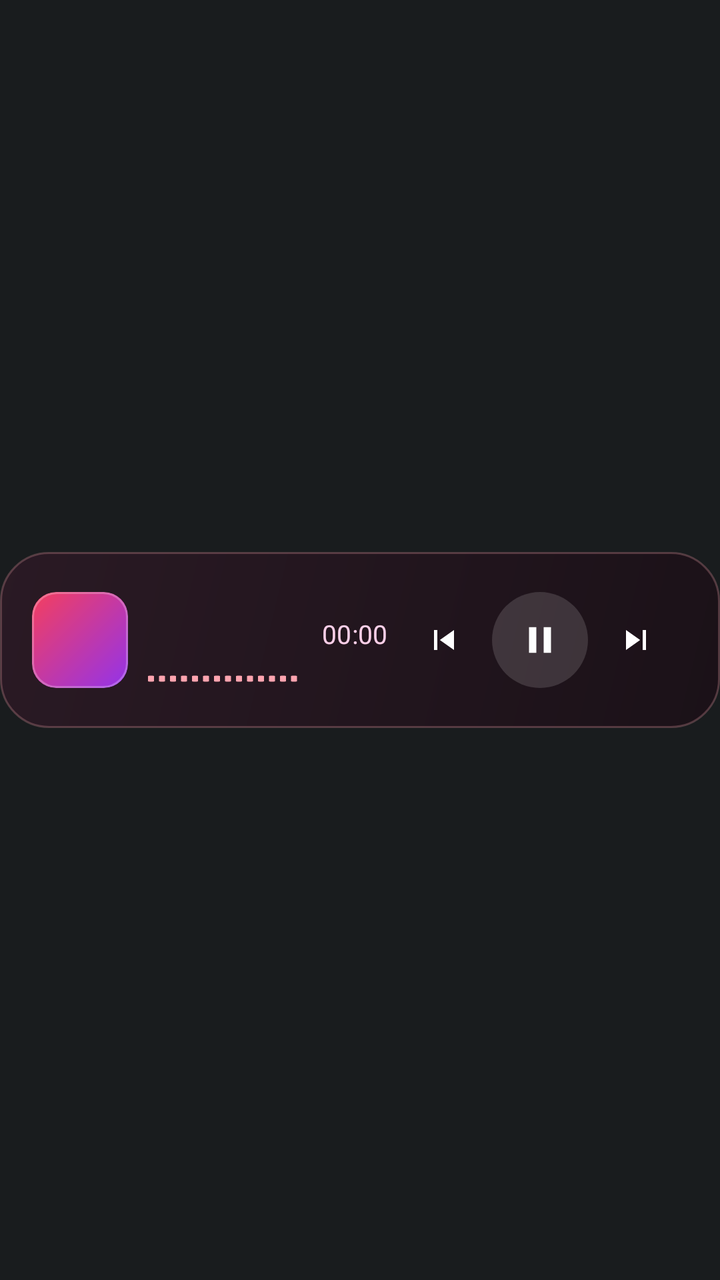
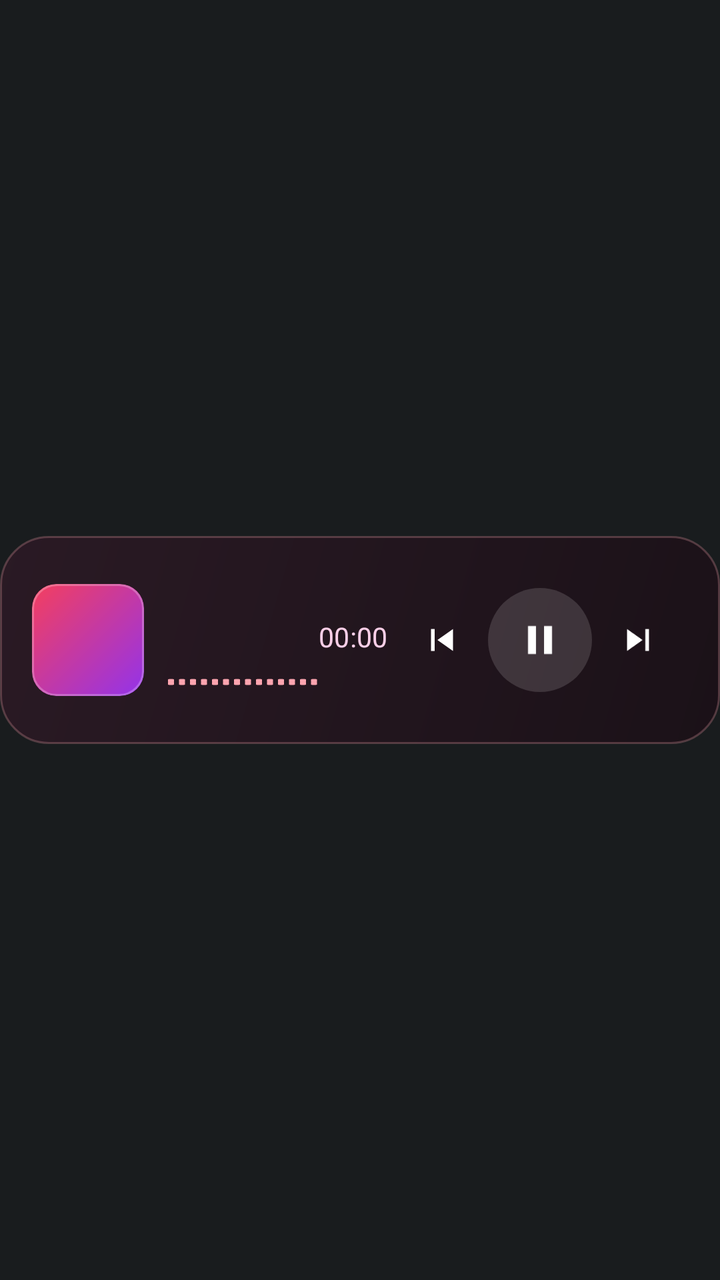

Compare the two renders of this Android layout. The source of the first and the diff that turns it into the second are given below.
<!-- AndroidManifest.xml: application theme Theme.AtAGlancePlus -->
<!-- res/layout/card_media.xml -->
<?xml version="1.0" encoding="utf-8"?>
<FrameLayout xmlns:android="http://schemas.android.com/apk/res/android"
    android:id="@+id/card_root"
    style="@style/AagCardRoot">

    <LinearLayout
        android:id="@+id/card_body"
        style="@style/AagCardBody"
        android:background="@drawable/card_bg_media"
        android:gravity="center_vertical"
        android:orientation="horizontal">

        <FrameLayout
            android:layout_width="48dp"
            android:layout_height="48dp">

            <ImageView
                android:id="@+id/media_art"
                android:layout_width="48dp"
                android:layout_height="48dp"
                android:background="@drawable/media_art_placeholder"
                android:clipToOutline="true"
                android:contentDescription="@null"
                android:scaleType="centerCrop" />

            <ImageView
                android:id="@+id/media_art_fallback_icon"
                android:layout_width="22dp"
                android:layout_height="22dp"
                android:layout_gravity="center"
                android:contentDescription="@null"
                android:src="@drawable/ic_music_note"
                android:visibility="gone" />

            <ImageView
                android:id="@+id/media_art_border"
                android:layout_width="48dp"
                android:layout_height="48dp"
                android:contentDescription="@null"
                android:src="@drawable/media_art_border" />
        </FrameLayout>

        <LinearLayout
            android:layout_width="0dp"
            android:layout_height="wrap_content"
            android:layout_marginStart="10dp"
            android:layout_weight="1"
            android:orientation="vertical"
            android:paddingEnd="4dp">

            <TextView
                android:id="@+id/media_title"
                style="@style/AagText.Title"
                android:layout_width="match_parent"
                android:layout_height="wrap_content" />

            
            <LinearLayout
                android:layout_width="match_parent"
                android:layout_height="wrap_content"
                android:orientation="horizontal">

                <TextView
                    android:id="@+id/media_detail"
                    style="@style/AagText.Detail"
                    android:layout_width="wrap_content"
                    android:layout_height="wrap_content"
                    android:layout_weight="1"
                    android:textColor="#FFFBCFE8" />

                <Chronometer
                    android:id="@+id/media_time"
                    style="@style/AagText.Detail"
                    android:layout_width="wrap_content"
                    android:layout_height="wrap_content"
                    android:layout_marginStart="6dp"
                    android:textColor="#FFFBCFE8" />
            </LinearLayout>

            <LinearLayout
                android:id="@+id/media_wave_row"
                android:layout_width="match_parent"
                android:layout_height="20dp"
                android:layout_marginTop="4dp"
                android:gravity="center_vertical"
                android:orientation="horizontal">

                <ProgressBar
                    android:id="@+id/media_eq"
                    android:layout_width="75dp"
                    android:layout_height="20dp"
                    android:indeterminate="true"
                    android:indeterminateDrawable="@drawable/avd_media_equalizer"
                    android:indeterminateOnly="true" />

                <ImageView
                    android:id="@+id/media_eq_paused"
                    android:layout_width="75dp"
                    android:layout_height="20dp"
                    android:contentDescription="@null"
                    android:src="@drawable/ic_media_equalizer_paused"
                    android:visibility="gone" />

                <TextView
                    android:id="@+id/media_eq_label"
                    android:layout_width="wrap_content"
                    android:layout_height="wrap_content"
                    android:layout_marginStart="6dp"
                    android:fontFamily="monospace"
                    android:includeFontPadding="false"
                    android:singleLine="true"
                    android:textColor="#FFFDA4AF"
                    android:textSize="10sp" />
            </LinearLayout>

            <ProgressBar
                android:id="@+id/media_track"
                style="@android:style/Widget.Material.ProgressBar.Horizontal"
                android:layout_width="match_parent"
                android:layout_height="3dp"
                android:layout_marginTop="6dp"
                android:max="1000"
                android:progressDrawable="@drawable/media_track_progress"
                android:visibility="gone" />
        </LinearLayout>

        <FrameLayout
            android:id="@+id/media_prev"
            android:layout_width="48dp"
            android:layout_height="48dp"
            android:contentDescription="Previous track">

            <ImageView
                android:id="@+id/media_prev_icon"
                android:layout_width="20dp"
                android:layout_height="20dp"
                android:layout_gravity="center"
                android:contentDescription="@null"
                android:src="@drawable/ic_media_prev" />
        </FrameLayout>

        <FrameLayout
            android:id="@+id/media_play"
            android:layout_width="48dp"
            android:layout_height="48dp"
            android:background="@drawable/media_play_bg"
            android:contentDescription="Play or pause">

            <ImageView
                android:id="@+id/media_play_icon"
                android:layout_width="22dp"
                android:layout_height="22dp"
                android:layout_gravity="center"
                android:contentDescription="@null"
                android:src="@drawable/ic_media_pause" />
        </FrameLayout>

        <FrameLayout
            android:id="@+id/media_next"
            android:layout_width="48dp"
            android:layout_height="48dp"
            android:contentDescription="Next track">

            <ImageView
                android:id="@+id/media_next_icon"
                android:layout_width="20dp"
                android:layout_height="20dp"
                android:layout_gravity="center"
                android:contentDescription="@null"
                android:src="@drawable/ic_media_next" />
        </FrameLayout>
    </LinearLayout>

    
    <ImageView
        android:id="@+id/hold_bar"
        android:layout_width="match_parent"
        android:layout_height="@dimen/card_body_height"
        android:layout_gravity="center_vertical"
        android:contentDescription="@null"
        android:duplicateParentState="true"
        android:scaleType="fitXY"
        android:src="@drawable/hold_bar_red_400" />
</FrameLayout>
<!-- resources referenced by this layout -->
<resources>
  <dimen name="card_body_height">88dp</dimen>
  <!-- drawable media_art_border (drawable) -->
  <?xml version="1.0" encoding="utf-8"?>
  <shape xmlns:android="http://schemas.android.com/apk/res/android" android:shape="rectangle">
      <solid android:color="#00000000" />
      <stroke android:width="1dp" android:color="#40FFFFFF" />
      <corners android:radius="12dp" />
  </shape>
  <!-- drawable media_play_bg (drawable) -->
  <?xml version="1.0" encoding="utf-8"?>
  <shape xmlns:android="http://schemas.android.com/apk/res/android" android:shape="oval">
      <solid android:color="#24FFFFFF" />
  </shape>
  <style name="AagCardRoot">
          <item name="android:layout_width">match_parent</item>
          <item name="android:layout_height">88dp</item>
          <item name="android:clipChildren">false</item>
          <item name="android:clipToPadding">false</item>
      </style>
  <style name="AagText.Detail">
          <item name="android:textSize">13sp</item>
          <item name="android:fontFamily">sans-serif</item>
          <item name="android:lineHeight">17sp</item>
          <item name="android:letterSpacing">0.0077</item>
          <item name="android:textColor">#FFD8E2F0</item>
      </style>
  <style name="AagText.Title">
          <item name="android:textSize">17sp</item>
          <item name="android:fontFamily">sans-serif-medium</item>
          <item name="android:lineHeight">21sp</item>
      </style>
  <style name="Theme.AtAGlancePlus" parent="android:Theme.DeviceDefault.NoActionBar">
          <item name="android:windowLightStatusBar">false</item>
      </style>
  <!-- drawable hold_bar_red_full (drawable) -->
  <?xml version="1.0" encoding="utf-8"?>
  <vector xmlns:android="http://schemas.android.com/apk/res/android"
      android:width="380dp"
      android:height="76dp"
      android:viewportWidth="380"
      android:viewportHeight="76">
      <path
          android:name="ring"
          android:pathData="M190.0,1.25 H356 A22.75,22.75 0 0 1 378.75,24 V52 A22.75,22.75 0 0 1 356,74.75 H24 A22.75,22.75 0 0 1 1.25,52 V24 A22.75,22.75 0 0 1 24,1.25 Z"
          android:strokeColor="#FFF43F5E"
          android:strokeLineCap="round"
          android:strokeWidth="2.5"
          android:trimPathEnd="1" />
  </vector>
  <!-- drawable hold_bar_empty (drawable) -->
  <?xml version="1.0" encoding="utf-8"?>
  <vector xmlns:android="http://schemas.android.com/apk/res/android"
      android:width="380dp"
      android:height="76dp"
      android:viewportWidth="380"
      android:viewportHeight="76">
      <path
          android:name="ring"
          android:pathData="M190.0,1.25 H356 A22.75,22.75 0 0 1 378.75,24 V52 A22.75,22.75 0 0 1 356,74.75 H24 A22.75,22.75 0 0 1 1.25,52 V24 A22.75,22.75 0 0 1 24,1.25 Z"
          android:strokeColor="#00000000"
          android:strokeLineCap="round"
          android:strokeWidth="2.5"
          android:trimPathEnd="0" />
  </vector>
  <!-- drawable hold_bar_red_zero (drawable) -->
  <?xml version="1.0" encoding="utf-8"?>
  <vector xmlns:android="http://schemas.android.com/apk/res/android"
      android:width="380dp"
      android:height="76dp"
      android:viewportWidth="380"
      android:viewportHeight="76">
      <path
          android:name="ring"
          android:pathData="M190.0,1.25 H356 A22.75,22.75 0 0 1 378.75,24 V52 A22.75,22.75 0 0 1 356,74.75 H24 A22.75,22.75 0 0 1 1.25,52 V24 A22.75,22.75 0 0 1 24,1.25 Z"
          android:strokeColor="#FFF43F5E"
          android:strokeLineCap="round"
          android:strokeWidth="2.5"
          android:trimPathEnd="0" />
  </vector>
  <!-- unchanged entries left out for length: 12 -->
</resources>

<!-- the commit's change to res/layout/card_media.xml (unified diff, before → after) -->
@@ -11,13 +11,13 @@
         android:orientation="horizontal">
 
         <FrameLayout
-            android:layout_width="48dp"
-            android:layout_height="48dp">
+            android:layout_width="56dp"
+            android:layout_height="56dp">
 
             <ImageView
                 android:id="@+id/media_art"
-                android:layout_width="48dp"
-                android:layout_height="48dp"
+                android:layout_width="56dp"
+                android:layout_height="56dp"
                 android:background="@drawable/media_art_placeholder"
                 android:clipToOutline="true"
                 android:contentDescription="@null"
@@ -25,8 +25,8 @@
 
             <ImageView
                 android:id="@+id/media_art_fallback_icon"
-                android:layout_width="22dp"
-                android:layout_height="22dp"
+                android:layout_width="26dp"
+                android:layout_height="26dp"
                 android:layout_gravity="center"
                 android:contentDescription="@null"
                 android:src="@drawable/ic_music_note"
@@ -34,8 +34,8 @@
 
             <ImageView
                 android:id="@+id/media_art_border"
-                android:layout_width="48dp"
-                android:layout_height="48dp"
+                android:layout_width="56dp"
+                android:layout_height="56dp"
                 android:contentDescription="@null"
                 android:src="@drawable/media_art_border" />
         </FrameLayout>
@@ -43,7 +43,7 @@
         <LinearLayout
             android:layout_width="0dp"
             android:layout_height="wrap_content"
-            android:layout_marginStart="10dp"
+            android:layout_marginStart="12dp"
             android:layout_weight="1"
             android:orientation="vertical"
             android:paddingEnd="4dp">
@@ -76,6 +76,18 @@
                     android:layout_marginStart="6dp"
                     android:textColor="#FFFBCFE8" />
             </LinearLayout>
+
+            
+            <TextView
+                android:id="@+id/media_album"
+                style="@style/AagText"
+                android:layout_width="match_parent"
+                android:layout_height="wrap_content"
+                android:layout_marginTop="2dp"
+                android:fontFamily="sans-serif-medium"
+                android:textColor="#FFF5B5D4"
+                android:textSize="12sp"
+                android:visibility="gone" />
 
             <LinearLayout
                 android:id="@+id/media_wave_row"
@@ -126,14 +138,14 @@
 
         <FrameLayout
             android:id="@+id/media_prev"
-            android:layout_width="48dp"
-            android:layout_height="48dp"
+            android:layout_width="46dp"
+            android:layout_height="52dp"
             android:contentDescription="Previous track">
 
             <ImageView
                 android:id="@+id/media_prev_icon"
-                android:layout_width="20dp"
-                android:layout_height="20dp"
+                android:layout_width="22dp"
+                android:layout_height="22dp"
                 android:layout_gravity="center"
                 android:contentDescription="@null"
                 android:src="@drawable/ic_media_prev" />
@@ -141,15 +153,15 @@
 
         <FrameLayout
             android:id="@+id/media_play"
-            android:layout_width="48dp"
-            android:layout_height="48dp"
+            android:layout_width="52dp"
+            android:layout_height="52dp"
             android:background="@drawable/media_play_bg"
             android:contentDescription="Play or pause">
 
             <ImageView
                 android:id="@+id/media_play_icon"
-                android:layout_width="22dp"
-                android:layout_height="22dp"
+                android:layout_width="24dp"
+                android:layout_height="24dp"
                 android:layout_gravity="center"
                 android:contentDescription="@null"
                 android:src="@drawable/ic_media_pause" />
@@ -157,14 +169,14 @@
 
         <FrameLayout
             android:id="@+id/media_next"
-            android:layout_width="48dp"
-            android:layout_height="48dp"
+            android:layout_width="46dp"
+            android:layout_height="52dp"
             android:contentDescription="Next track">
 
             <ImageView
                 android:id="@+id/media_next_icon"
-                android:layout_width="20dp"
-                android:layout_height="20dp"
+                android:layout_width="22dp"
+                android:layout_height="22dp"
                 android:layout_gravity="center"
                 android:contentDescription="@null"
                 android:src="@drawable/ic_media_next" />
<!-- resource entries referenced after the edit -->
@@ -1,6 +1,6 @@
 <!-- resources referenced by this layout -->
 <resources>
-  <dimen name="card_body_height">88dp</dimen>
+  <dimen name="card_body_height">104dp</dimen>
   <!-- drawable media_art_border (drawable) -->
   <?xml version="1.0" encoding="utf-8"?>
   <shape xmlns:android="http://schemas.android.com/apk/res/android" android:shape="rectangle">
@@ -15,21 +15,27 @@
   </shape>
   <style name="AagCardRoot">
           <item name="android:layout_width">match_parent</item>
-          <item name="android:layout_height">88dp</item>
+          <item name="android:layout_height">@dimen/card_body_height</item>
           <item name="android:clipChildren">false</item>
           <item name="android:clipToPadding">false</item>
       </style>
+  <style name="AagText">
+          <item name="android:includeFontPadding">false</item>
+          <item name="android:singleLine">true</item>
+          <item name="android:ellipsize">end</item>
+          <item name="android:textColor">#FFFFFFFF</item>
+      </style>
   <style name="AagText.Detail">
-          <item name="android:textSize">13sp</item>
+          <item name="android:textSize">13.5sp</item>
           <item name="android:fontFamily">sans-serif</item>
-          <item name="android:lineHeight">17sp</item>
+          <item name="android:lineHeight">18sp</item>
           <item name="android:letterSpacing">0.0077</item>
           <item name="android:textColor">#FFD8E2F0</item>
       </style>
   <style name="AagText.Title">
-          <item name="android:textSize">17sp</item>
+          <item name="android:textSize">18.5sp</item>
           <item name="android:fontFamily">sans-serif-medium</item>
-          <item name="android:lineHeight">21sp</item>
+          <item name="android:lineHeight">23sp</item>
       </style>
   <style name="Theme.AtAGlancePlus" parent="android:Theme.DeviceDefault.NoActionBar">
           <item name="android:windowLightStatusBar">false</item>
@@ -37,13 +43,13 @@
   <!-- drawable hold_bar_red_full (drawable) -->
   <?xml version="1.0" encoding="utf-8"?>
   <vector xmlns:android="http://schemas.android.com/apk/res/android"
-      android:width="380dp"
-      android:height="76dp"
-      android:viewportWidth="380"
-      android:viewportHeight="76">
+      android:width="420dp"
+      android:height="104dp"
+      android:viewportWidth="420"
+      android:viewportHeight="104">
       <path
           android:name="ring"
-          android:pathData="M190.0,1.25 H356 A22.75,22.75 0 0 1 378.75,24 V52 A22.75,22.75 0 0 1 356,74.75 H24 A22.75,22.75 0 0 1 1.25,52 V24 A22.75,22.75 0 0 1 24,1.25 Z"
+          android:pathData="M210.0,1.25 H396 A22.75,22.75 0 0 1 418.75,24 V80 A22.75,22.75 0 0 1 396,102.75 H24 A22.75,22.75 0 0 1 1.25,80 V24 A22.75,22.75 0 0 1 24,1.25 Z"
           android:strokeColor="#FFF43F5E"
           android:strokeLineCap="round"
           android:strokeWidth="2.5"
@@ -52,13 +58,13 @@
   <!-- drawable hold_bar_empty (drawable) -->
   <?xml version="1.0" encoding="utf-8"?>
   <vector xmlns:android="http://schemas.android.com/apk/res/android"
-      android:width="380dp"
-      android:height="76dp"
-      android:viewportWidth="380"
-      android:viewportHeight="76">
+      android:width="420dp"
+      android:height="104dp"
+      android:viewportWidth="420"
+      android:viewportHeight="104">
       <path
           android:name="ring"
-          android:pathData="M190.0,1.25 H356 A22.75,22.75 0 0 1 378.75,24 V52 A22.75,22.75 0 0 1 356,74.75 H24 A22.75,22.75 0 0 1 1.25,52 V24 A22.75,22.75 0 0 1 24,1.25 Z"
+          android:pathData="M210.0,1.25 H396 A22.75,22.75 0 0 1 418.75,24 V80 A22.75,22.75 0 0 1 396,102.75 H24 A22.75,22.75 0 0 1 1.25,80 V24 A22.75,22.75 0 0 1 24,1.25 Z"
           android:strokeColor="#00000000"
           android:strokeLineCap="round"
           android:strokeWidth="2.5"
@@ -67,13 +73,13 @@
   <!-- drawable hold_bar_red_zero (drawable) -->
   <?xml version="1.0" encoding="utf-8"?>
   <vector xmlns:android="http://schemas.android.com/apk/res/android"
-      android:width="380dp"
-      android:height="76dp"
-      android:viewportWidth="380"
-      android:viewportHeight="76">
+      android:width="420dp"
+      android:height="104dp"
+      android:viewportWidth="420"
+      android:viewportHeight="104">
       <path
           android:name="ring"
-          android:pathData="M190.0,1.25 H356 A22.75,22.75 0 0 1 378.75,24 V52 A22.75,22.75 0 0 1 356,74.75 H24 A22.75,22.75 0 0 1 1.25,52 V24 A22.75,22.75 0 0 1 24,1.25 Z"
+          android:pathData="M210.0,1.25 H396 A22.75,22.75 0 0 1 418.75,24 V80 A22.75,22.75 0 0 1 396,102.75 H24 A22.75,22.75 0 0 1 1.25,80 V24 A22.75,22.75 0 0 1 24,1.25 Z"
           android:strokeColor="#FFF43F5E"
           android:strokeLineCap="round"
           android:strokeWidth="2.5"
